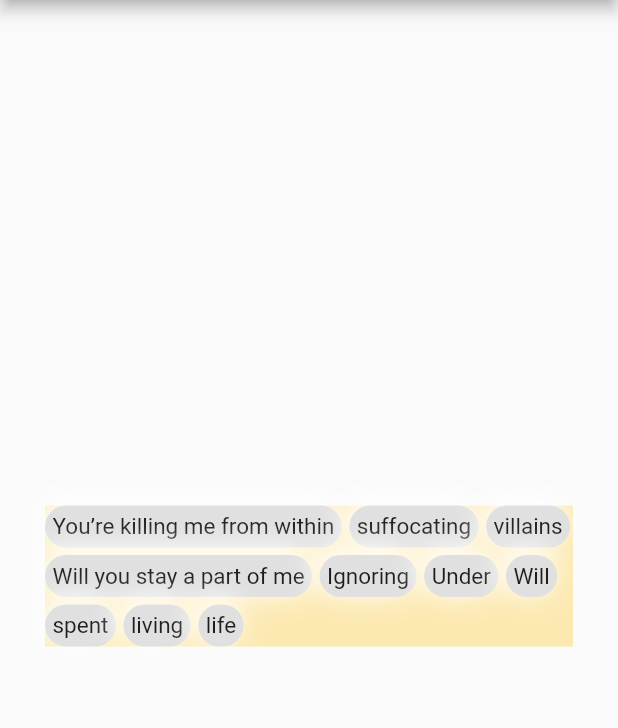
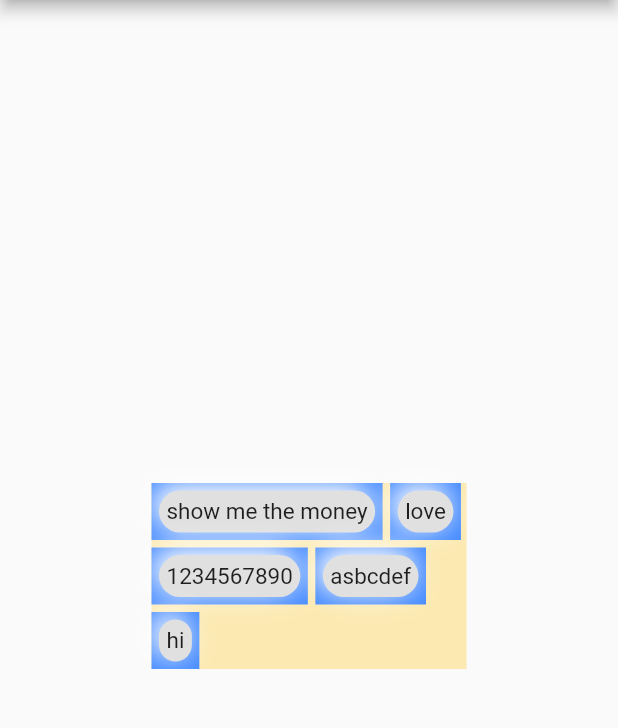
Before and after one commit to mj-codedev/auto_sort_wrap_widget, a Flutter app: the screen it shows after launch, on a phone screen of 412 x 824 dp, the part 84-812 px from its top. Run offline on Flutter 3.47's test engine with Material 2 defaults, Android fonts, the phone set to English and light mode, and no system bars.

Commit message:
[john] remove aligments

```diff
--- a/example/lib/main.dart
+++ b/example/lib/main.dart
@@ -33,6 +33,7 @@ class MyHomePage extends StatefulWidget {
 class _MyHomePageState extends State<MyHomePage> {
 
   final List<String> data = [
+    'hi',
     'spent',
     'life',
     'suffocating',
@@ -41,13 +42,16 @@ class _MyHomePageState extends State<MyHomePage> {
     'living',
     'Will',
     'Under',
+    'show me the money',
     'Will you stay a part of me',
-    'You’re killing me from within'
+    'You’re killing me from within',
+    'abcdefghijklmnopqrstuvwxyz'
   ];
-
 
   @override
   Widget build(BuildContext context) {
+    final List<Widget> data = [_getItem('show me the money'), _getItem('asbcdef'), _getItem('1234567890'), _getItem('hi'), _getItem('love')];
+
     return Scaffold(
       appBar: AppBar(
         title: Text(widget.title),
@@ -57,14 +61,33 @@ class _MyHomePageState extends State<MyHomePage> {
           mainAxisAlignment: MainAxisAlignment.center,
           children: <Widget>[
             Padding(
-              padding: const EdgeInsets.all(30.0),
+              padding: const EdgeInsets.all(101.0),
               child: Container(
                 color: Colors.amber.withOpacity(0.3),
-                child: AutoSortWrapWidget<String>(
+                child: AutoSortWrapWidget<Widget>(
                     data: data,
                     runSpacing: 5,
                     spacing: 5,
-                    itemBuilder: (context, index, aa) {
+                    itemBuilder: (context, index, data) => Container(
+                      child: data,
+                      padding:  const EdgeInsets.all(5.0),
+                      color:Colors.blueAccent,
+                    ),
+                ),
+                // child: Wrap(
+                //   runSpacing: 5,
+                //   spacing: 5,
+                //   children: List.generate(data.length, (index) => _getItem(data[index])),
+                // )
+              ),
+            ),
+          ],
+        ),
+      ),
+    );
+  }
+
+  _getItem(data){
     return Container(
       padding: EdgeInsets.all(5.0),
       decoration: BoxDecoration(
@@ -87,7 +110,8 @@ class _MyHomePageState extends State<MyHomePage> {
           ),
         ],
       ),
-                        child: Text(aa,
+      child: Text(
+        data,
         style: TextStyle(
             fontSize: 15
         ),
@@ -97,12 +121,4 @@ class _MyHomePageState extends State<MyHomePage> {
       ),
     );
   }
-                ),
-              ),
-            ),
-          ],
-        ),
-      ),
-    );
 }
-}
--- a/lib/auto_sort_wrap_widget.dart
+++ b/lib/auto_sort_wrap_widget.dart
@@ -11,9 +11,6 @@ class AutoSortWrapWidget<T> extends StatefulWidget {
     this.width,
     this.spacing = 0.0,
     this.runSpacing = 0.0,
-    this.runAlignment = WrapAlignment.start,
-    this.alignment = WrapAlignment.start,
-    this.crossAxisAlignment = WrapCrossAlignment.start,
   }) : super(key: key);
 
   final List<T> data;
@@ -21,9 +18,6 @@ class AutoSortWrapWidget<T> extends StatefulWidget {
   final double? width;
   final double spacing;
   final double runSpacing;
-  final WrapAlignment runAlignment;
-  final WrapAlignment alignment;
-  final WrapCrossAlignment crossAxisAlignment;
 
   @override
   AutoSortWrapState<T> createState() => AutoSortWrapState<T>();
@@ -82,9 +76,9 @@ class AutoSortWrapState<T> extends State<AutoSortWrapWidget<T>>  {
 
   _getTmpContent(BuildContext context){
     return Wrap(
-      alignment: widget.alignment,
-      runAlignment: widget.runAlignment,
-      crossAxisAlignment: widget.crossAxisAlignment,
+      alignment:  WrapAlignment.start,
+      runAlignment: WrapAlignment.start,
+      crossAxisAlignment: WrapCrossAlignment.start,
       spacing: widget.spacing,
       runSpacing: widget.runSpacing,
       children: _getTmpItems(context),
```
Lines whose indentation alone changed are shown as unchanged.
